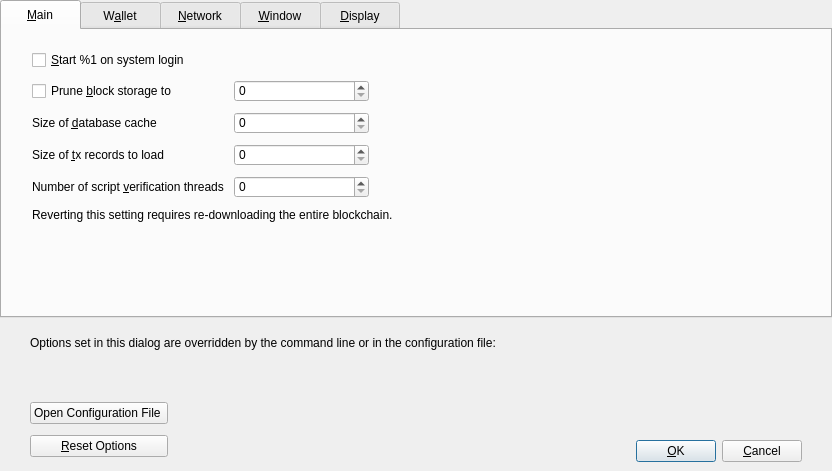
First picture: the form in src/qt/forms/optionsdialog.ui, repository hardwarewise/SIN-core, before the edit.
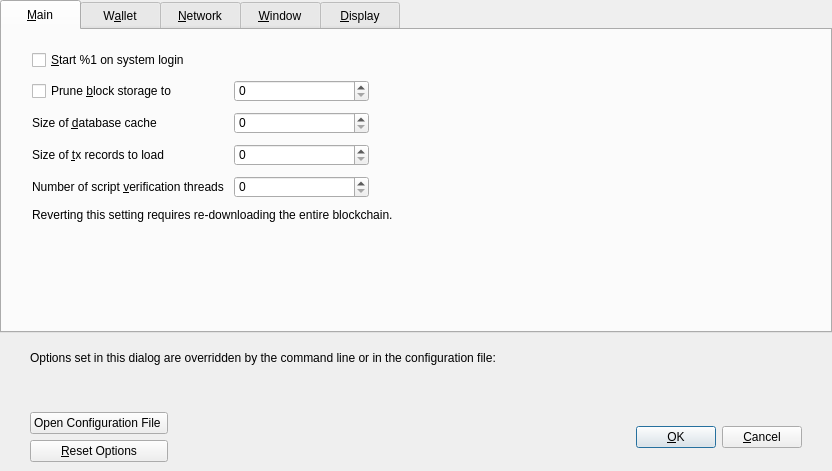
Second picture: the form after the edit. Custom widgets are drawn as their Qt base class.

What changed in the file:
```diff
--- a/src/qt/forms/optionsdialog.ui
+++ b/src/qt/forms/optionsdialog.ui
@@ -1040,23 +1040,6 @@
        </spacer>
       </item>
       <item>
-       <layout class="QVBoxLayout" name="verticalLayout_4">
-        <item>
-         <spacer name="verticalSpacer">
-          <property name="orientation">
-           <enum>Qt::Vertical</enum>
-          </property>
-          <property name="sizeHint" stdset="0">
-           <size>
-            <width>20</width>
-            <height>40</height>
-           </size>
-          </property>
-         </spacer>
-        </item>
-        <item>
-         <layout class="QHBoxLayout" name="horizontalLayout">
-          <item>
            <widget class="QPushButton" name="okButton">
             <property name="minimumSize">
              <size>
@@ -1090,10 +1073,6 @@
              <bool>false</bool>
             </property>
            </widget>
-          </item>
-         </layout>
-        </item>
-       </layout>
       </item>
      </layout>
     </widget>
```
Lines whose indentation alone changed are shown as unchanged.
